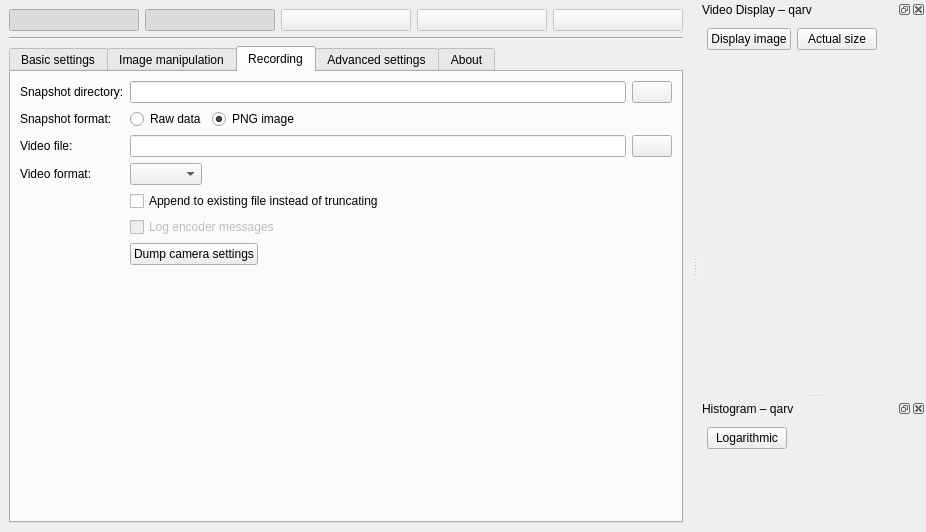
AD-Vega/qarv, file src/mainwindow.ui: the form before one commit.
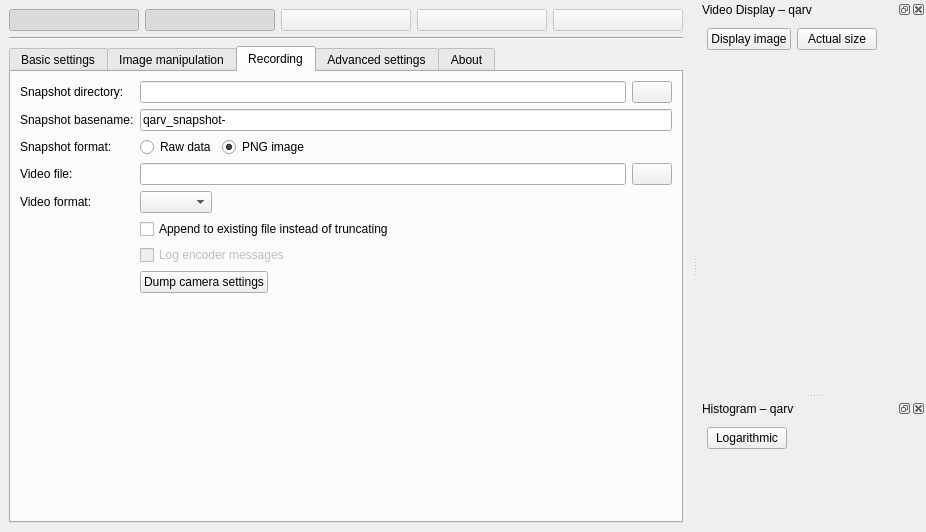
The form after the commit. The open tabs and pages were chosen to show the change. Icons and pictures are not drawn. Custom widgets are drawn as their Qt base class.

Commit message: Add a setting for snapshot basename.

Diff of the .ui file:
```diff
--- a/src/mainwindow.ui
+++ b/src/mainwindow.ui
@@ -592,14 +592,14 @@
           </item>
          </layout>
         </item>
-        <item row="3" column="0">
+        <item row="4" column="0">
          <widget class="QLabel" name="label_16">
           <property name="text">
            <string>Snapshot format:</string>
           </property>
          </widget>
         </item>
-        <item row="3" column="1">
+        <item row="4" column="1">
          <layout class="QHBoxLayout" name="horizontalLayout_11">
           <item>
            <widget class="QRadioButton" name="snapshotRaw">
@@ -632,14 +632,14 @@
           </item>
          </layout>
         </item>
-        <item row="4" column="0">
+        <item row="5" column="0">
          <widget class="QLabel" name="label_12">
           <property name="text">
            <string>Video file:</string>
           </property>
          </widget>
         </item>
-        <item row="4" column="1">
+        <item row="5" column="1">
          <layout class="QHBoxLayout" name="horizontalLayout_5">
           <item>
            <widget class="QLineEdit" name="filenameEdit">
@@ -668,14 +668,14 @@
           </item>
          </layout>
         </item>
-        <item row="5" column="0">
+        <item row="6" column="0">
          <widget class="QLabel" name="label_17">
           <property name="text">
            <string>Video format:</string>
           </property>
          </widget>
         </item>
-        <item row="7" column="1">
+        <item row="8" column="1">
          <widget class="QCheckBox" name="recordApendCheck">
           <property name="toolTip">
            <string>Normally, an existing file is overwritten. Press this to append to the end instead. Only works with raw video. Make sure camera settings are appropriate.</string>
@@ -685,7 +685,7 @@
           </property>
          </widget>
         </item>
-        <item row="8" column="1">
+        <item row="9" column="1">
          <widget class="QCheckBox" name="recordLogCheck">
           <property name="enabled">
            <bool>false</bool>
@@ -698,7 +698,7 @@
           </property>
          </widget>
         </item>
-        <item row="9" column="1">
+        <item row="10" column="1">
          <widget class="QPushButton" name="dumpSettingsButton">
           <property name="toolTip">
            <string>Choose a file to store camera settings.</string>
@@ -708,13 +708,30 @@
           </property>
          </widget>
         </item>
-        <item row="5" column="1">
+        <item row="6" column="1">
          <widget class="QComboBox" name="videoFormatSelector">
           <property name="toolTip">
            <string>Choose format of recorded video.</string>
           </property>
          </widget>
         </item>
+        <item row="3" column="1">
+         <widget class="QLineEdit" name="snapbasenameEdit">
+          <property name="toolTip">
+           <string>Snapshot file names will begin with this basename and will have the current date and time appended.</string>
+          </property>
+          <property name="text">
+           <string notr="true">qarv_snapshot-</string>
+          </property>
+         </widget>
+        </item>
+        <item row="3" column="0">
+         <widget class="QLabel" name="label_21">
+          <property name="text">
+           <string>Snapshot basename:</string>
+          </property>
+         </widget>
+        </item>
        </layout>
       </widget>
       <widget class="QWidget" name="advancedTab">
```
Left out of the diff: 10 changed lines with no effect on the pictures. The commit also changes 2 other files.
